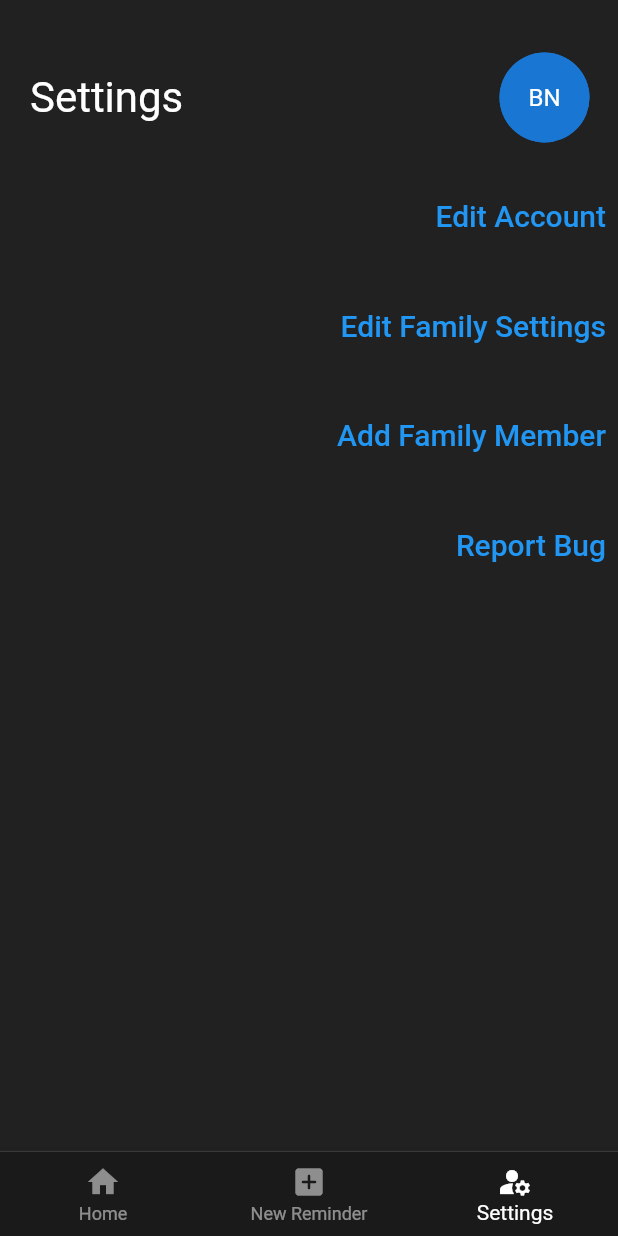
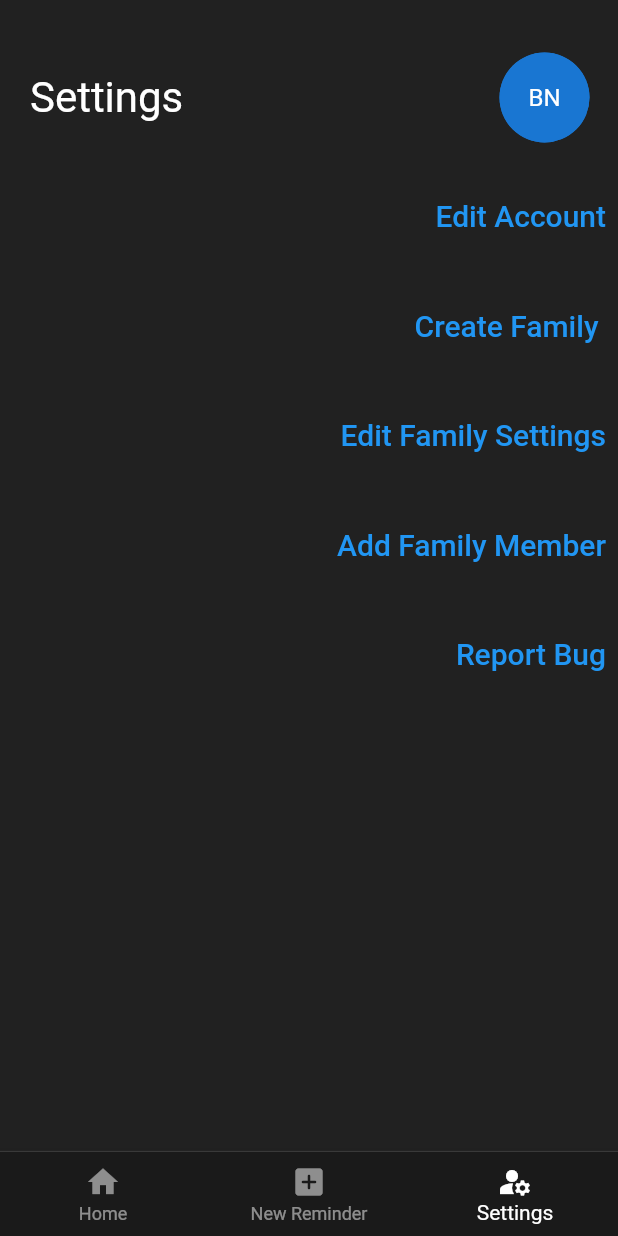
Before and after one commit to mirkomiki/medsearch, a Flutter app: the screen it shows after launch, item 3 of the bottom bar chosen, on a phone screen of 412 x 824 dp. Run offline on Flutter 3.47's test engine with Material 2 defaults, Android fonts, the phone set to English and light mode, and no system bars; our stand-ins replace animated_splash_screen, flutter_spinkit, image_picker; missing offline and left inert: animated_snack_bar, dart:ffi, flutter_email_sender.

Commit message:
create family working

```diff
--- a/lib/Pages/settings.dart
+++ b/lib/Pages/settings.dart
@@ -49,6 +49,17 @@ class _SettingsState extends State<Settings> {
               Row(mainAxisAlignment: MainAxisAlignment.end,
               children: <Widget>[
                 TextButton(onPressed: () {
+                  Navigator.pushNamed(context, '/create-family');
+                  },
+                  child: const Text('Create Family ', style: TextStyle(fontSize: 20),),
+                  )
+              ],
+              ),
+
+              const SizedBox(height: 25,),
+              Row(mainAxisAlignment: MainAxisAlignment.end,
+              children: <Widget>[
+                TextButton(onPressed: () {
                   Navigator.pushNamed(context, '/edit-family-settings');
                   },
                   child: const Text('Edit Family Settings', style: TextStyle(fontSize: 20),),
--- a/lib/TypesOfData/family.dart
+++ b/lib/TypesOfData/family.dart
@@ -9,7 +9,7 @@ class Family{
   List<User> users = [];
 
 
-  Family({required this.familyName, required this.numberOfMembers, required this.users}){
+  Family({required this.familyName, required this.users}){
     id = familyCount + 1;
   }
 }
--- a/lib/TypesOfData/user.dart
+++ b/lib/TypesOfData/user.dart
@@ -11,12 +11,16 @@ class User{
   int? age;
   String username;
   late CircleAvatar avatar;
-  List<Therapy> therapies = [];
+  List<Therapy> therapies;
 
-  User({required this.username, required this.name, required this.surname, required this.age, }){
+  User({required this.username, required this.name, required this.surname, required this.age, required this.therapies}){
     id = userCount + 1;
     String firstLetterName = name.characters.elementAt(0);
     String firstLetterSurname = surname.characters.elementAt(0);
     avatar = CircleAvatar(radius: 80,child: Text('$firstLetterName$firstLetterSurname'),);
+    therapies = [];
+  }
+  set setTherapies(List<Therapy> t) {
+    therapies = t;
   }
 }
--- a/lib/globals.dart
+++ b/lib/globals.dart
@@ -29,9 +29,10 @@ List<Therapy> therapies = [
   void generateDailyReminders () {
 
   }
+  Family localFamily = Family(familyName: '', users: []);
   int userCount = 0;
   int familyCount = 0;
-  User localUser = User(username: 'Hrcak', name: 'Biti', surname: 'Ne biti', age: 4);
-  User localUser2 = User(username: 'Hrcak2', name: '1iti', surname: 'De1 biti', age: 5);
-  User localUser3 = User(username: 'Hrcak3', name: '2iti', surname: 'De2 biti', age: 6);
-  Family localFamily = Family(familyName: 'Svinjcekovi', numberOfMembers: 3, users: [localUser, localUser2, localUser3]);
+  User localUser = User(username: 'Hrcak', name: 'Biti', surname: 'Ne biti', age: 4, therapies: []);
+  User localUser2 = User(username: 'Hrcak2', name: '1iti', surname: 'De1 biti', age: 5, therapies: []);
+  User localUser3 = User(username: 'Hrcak3', name: '2iti', surname: 'De2 biti', age: 6, therapies: []);
+  //Family localFamily = Family(familyName: 'Svinjcekovi', users: [localUser, localUser2, localUser3]);
--- a/lib/main.dart
+++ b/lib/main.dart
@@ -4,6 +4,7 @@ import 'package:medsearch/Pages/fullTherapyView.dart';
 import 'package:medsearch/Pages/loading.dart';
 import 'package:flutter/material.dart';
 import 'package:medsearch/Pages/pages.dart';
+import 'package:medsearch/SettingsPages/createFamily.dart';
 import 'package:medsearch/SettingsPages/userAccount.dart';
 import 'Pages/reminders.dart';
 import 'SettingsPages/addFamilyMember.dart';
@@ -20,6 +21,7 @@ void main() => runApp(MaterialApp(
       '/report-bug':(context) => const BugReportForm(),
       '/add-family-member':(context) => const AddFamilyMember(),
       '/edit-family-settings':(context) => const EditFamily(),
+      '/create-family':(context) => const CreateFamily(),
     },
   )
 );
```
Also changed, not shown: lib/Pages/home.dart (+16 -1 lines), lib/settingsPages/createFamily.dart (+91 -13 lines).
